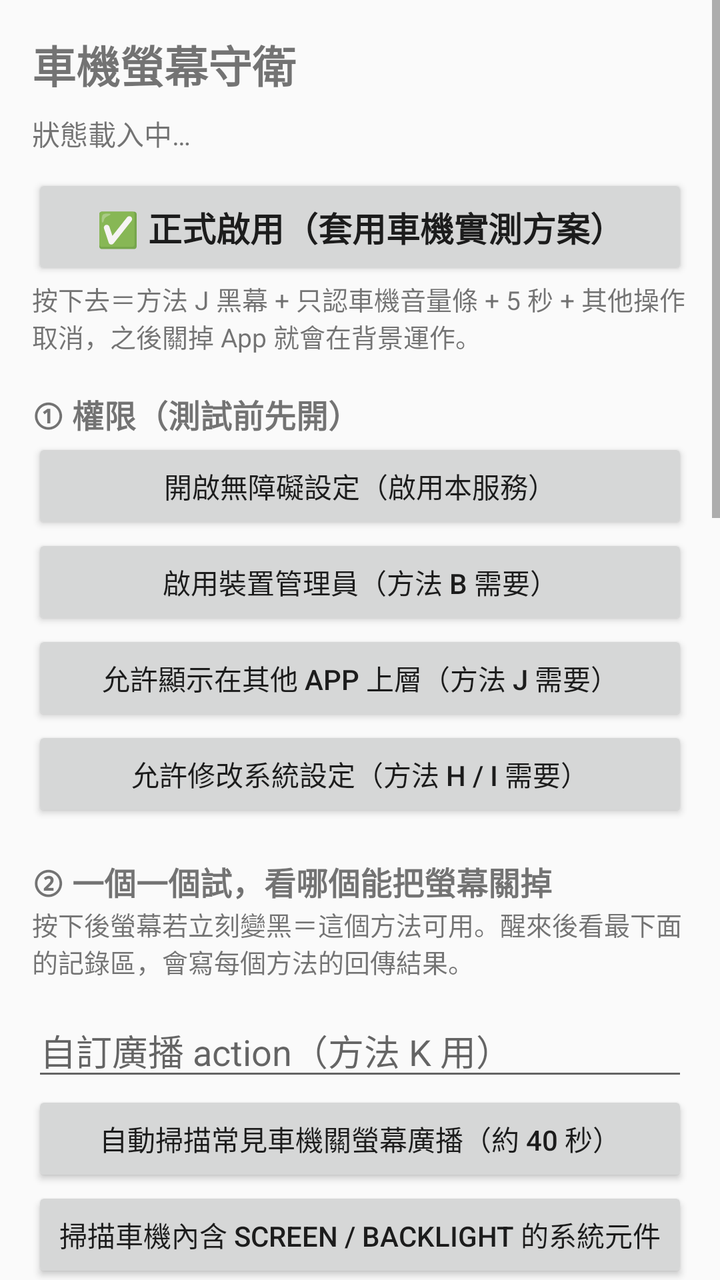
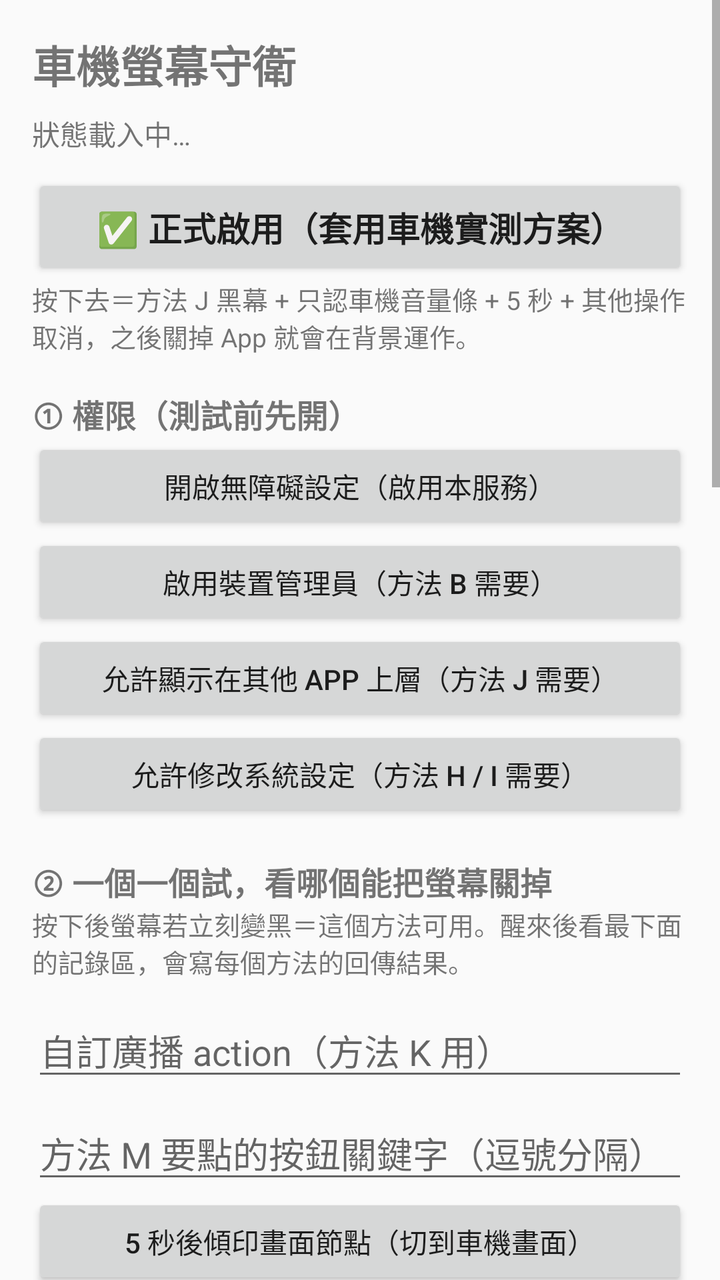

An Android layout rendered at two revisions. The XML below is the earlier revision; the diff shows what the commit changed to produce the second picture.
<!-- AndroidManifest.xml: application theme Theme.ScreenGuard -->
<!-- res/layout/activity_main.xml -->
<?xml version="1.0" encoding="utf-8"?>
<ScrollView xmlns:android="http://schemas.android.com/apk/res/android"
    android:layout_width="match_parent"
    android:layout_height="match_parent">

    <LinearLayout
        android:layout_width="match_parent"
        android:layout_height="wrap_content"
        android:orientation="vertical"
        android:padding="16dp">

        <TextView
            android:layout_width="wrap_content"
            android:layout_height="wrap_content"
            android:text="車機螢幕守衛"
            android:textSize="22sp"
            android:textStyle="bold" />

        <TextView
            android:id="@+id/statusText"
            android:layout_width="match_parent"
            android:layout_height="wrap_content"
            android:layout_marginTop="8dp"
            android:textSize="14sp"
            android:text="狀態載入中…" />

        
        <Button
            android:id="@+id/btnOfficial"
            android:layout_width="match_parent"
            android:layout_height="wrap_content"
            android:layout_marginTop="10dp"
            android:padding="14dp"
            android:text="✅ 正式啟用（套用車機實測方案）"
            android:textSize="17sp"
            android:textStyle="bold" />

        <TextView
            android:id="@+id/officialText"
            android:layout_width="match_parent"
            android:layout_height="wrap_content"
            android:textSize="13sp"
            android:text="按下去＝方法 J 黑幕 + 只認車機音量條 + 5 秒 + 其他操作取消，之後關掉 App 就會在背景運作。" />

        
        <TextView
            style="@style/SectionTitle"
            android:layout_width="match_parent"
            android:layout_height="wrap_content"
            android:text="① 權限（測試前先開）" />

        <Button
            android:id="@+id/btnAccessibility"
            android:layout_width="match_parent"
            android:layout_height="wrap_content"
            android:text="開啟無障礙設定（啟用本服務）" />

        <Button
            android:id="@+id/btnAdmin"
            android:layout_width="match_parent"
            android:layout_height="wrap_content"
            android:text="啟用裝置管理員（方法 B 需要）" />

        <Button
            android:id="@+id/btnOverlayPerm"
            android:layout_width="match_parent"
            android:layout_height="wrap_content"
            android:text="允許顯示在其他 App 上層（方法 J 需要）" />

        <Button
            android:id="@+id/btnWritePerm"
            android:layout_width="match_parent"
            android:layout_height="wrap_content"
            android:text="允許修改系統設定（方法 H / I 需要）" />

        
        <TextView
            style="@style/SectionTitle"
            android:layout_width="match_parent"
            android:layout_height="wrap_content"
            android:text="② 一個一個試，看哪個能把螢幕關掉" />

        <TextView
            android:layout_width="match_parent"
            android:layout_height="wrap_content"
            android:textSize="13sp"
            android:text="按下後螢幕若立刻變黑＝這個方法可用。醒來後看最下面的記錄區，會寫每個方法的回傳結果。" />

        <LinearLayout
            android:id="@+id/containerTests"
            android:layout_width="match_parent"
            android:layout_height="wrap_content"
            android:layout_marginTop="4dp"
            android:orientation="vertical" />

        <EditText
            android:id="@+id/editAction"
            android:layout_width="match_parent"
            android:layout_height="wrap_content"
            android:layout_marginTop="8dp"
            android:hint="自訂廣播 action（方法 K 用）"
            android:inputType="textNoSuggestions"
            android:singleLine="true" />

        <Button
            android:id="@+id/btnScan"
            android:layout_width="match_parent"
            android:layout_height="wrap_content"
            android:text="自動掃描常見車機關螢幕廣播（約 40 秒）" />

        <Button
            android:id="@+id/btnDiscover"
            android:layout_width="match_parent"
            android:layout_height="wrap_content"
            android:text="掃描車機內含 screen / backlight 的系統元件" />

        <Button
            android:id="@+id/btnRestore"
            android:layout_width="match_parent"
            android:layout_height="wrap_content"
            android:text="還原被改掉的亮度／休眠逾時" />

        
        <TextView
            style="@style/SectionTitle"
            android:layout_width="match_parent"
            android:layout_height="wrap_content"
            android:text="③ 正式行為設定" />

        <TextView
            android:layout_width="match_parent"
            android:layout_height="wrap_content"
            android:text="正式關螢幕要用哪個方法："
            android:textSize="14sp" />

        <Spinner
            android:id="@+id/spinnerMethod"
            android:layout_width="match_parent"
            android:layout_height="wrap_content" />

        <LinearLayout
            android:layout_width="match_parent"
            android:layout_height="wrap_content"
            android:layout_marginTop="8dp"
            android:gravity="center_vertical"
            android:orientation="horizontal">
            <TextView
                android:layout_width="wrap_content"
                android:layout_height="wrap_content"
                android:text="沒有操作幾秒後關螢幕："
                android:textSize="15sp" />
            <EditText
                android:id="@+id/editDelay"
                android:layout_width="70dp"
                android:layout_height="wrap_content"
                android:inputType="number"
                android:singleLine="true"
                android:text="5" />
            <Button
                android:id="@+id/btnSave"
                android:layout_width="wrap_content"
                android:layout_height="wrap_content"
                android:text="儲存" />
        </LinearLayout>

        <TextView
            android:layout_width="match_parent"
            android:layout_height="wrap_content"
            android:layout_marginTop="8dp"
            android:text="倒數中若有其他操作："
            android:textSize="15sp" />

        <RadioGroup
            android:id="@+id/rgOtherOp"
            android:layout_width="match_parent"
            android:layout_height="wrap_content"
            android:orientation="vertical">
            <RadioButton
                android:id="@+id/radioCancel"
                android:layout_width="match_parent"
                android:layout_height="wrap_content"
                android:text="取消，這次就不關螢幕" />
            <RadioButton
                android:id="@+id/radioReset"
                android:layout_width="match_parent"
                android:layout_height="wrap_content"
                android:text="重新計時，停手後再關" />
        </RadioGroup>

        <LinearLayout
            android:id="@+id/containerSwitches"
            android:layout_width="match_parent"
            android:layout_height="wrap_content"
            android:orientation="vertical" />

        <Button
            android:id="@+id/btnSimulate"
            android:layout_width="match_parent"
            android:layout_height="wrap_content"
            android:layout_marginTop="8dp"
            android:text="模擬一次：現在開始倒數，用選定方法關螢幕" />

        
        <TextView
            style="@style/SectionTitle"
            android:layout_width="match_parent"
            android:layout_height="wrap_content"
            android:text="④ 進階觸發（看完記錄再填）" />

        <TextView
            android:layout_width="match_parent"
            android:layout_height="wrap_content"
            android:textSize="13sp"
            android:text="這台車機的方向盤音量沒有走 Android 音量。打開診斷模式後按幾下方向盤音量鍵，看記錄裡有什麼東西跟著動，再把它填到下面兩格，App 就會拿它當音量訊號。" />

        <EditText
            android:id="@+id/editVolEventPkg"
            android:layout_width="match_parent"
            android:layout_height="wrap_content"
            android:hint="音量條所屬套件（實測 com.ts.MainUI）"
            android:inputType="textNoSuggestions"
            android:singleLine="true" />

        <EditText
            android:id="@+id/editVolEventCls"
            android:layout_width="match_parent"
            android:layout_height="wrap_content"
            android:hint="音量條的 class 關鍵字（實測 SeekBar）"
            android:inputType="textNoSuggestions"
            android:singleLine="true" />

        <LinearLayout
            android:layout_width="match_parent"
            android:layout_height="wrap_content"
            android:gravity="center_vertical"
            android:orientation="horizontal">
            <TextView
                android:layout_width="wrap_content"
                android:layout_height="wrap_content"
                android:text="黑幕視窗亮度(‰)："
                android:textSize="14sp" />
            <EditText
                android:id="@+id/editOverlayBrightness"
                android:layout_width="70dp"
                android:layout_height="wrap_content"
                android:inputType="number"
                android:singleLine="true" />
            <TextView
                android:layout_width="0dp"
                android:layout_weight="1"
                android:layout_height="wrap_content"
                android:textSize="12sp"
                android:text="0＝要求關背光，1000＝全亮。改完按下面儲存，再測 J。" />
        </LinearLayout>

        <EditText
            android:id="@+id/editOffEventPkg"
            android:layout_width="match_parent"
            android:layout_height="wrap_content"
            android:hint="「關閉螢幕」按鈕所屬套件（留空＝不用）"
            android:inputType="textNoSuggestions"
            android:singleLine="true" />

        <EditText
            android:id="@+id/editOffEventCls"
            android:layout_width="match_parent"
            android:layout_height="wrap_content"
            android:hint="「關閉螢幕」按鈕的 class 關鍵字"
            android:inputType="textNoSuggestions"
            android:singleLine="true" />

        <EditText
            android:id="@+id/editVolKeys"
            android:layout_width="match_parent"
            android:layout_height="wrap_content"
            android:hint="系統設定鍵含這些字就算音量（逗號分隔）"
            android:inputType="textNoSuggestions"
            android:singleLine="true" />

        <EditText
            android:id="@+id/editVolWindows"
            android:layout_width="match_parent"
            android:layout_height="wrap_content"
            android:hint="出現這些視窗/套件就算音量（逗號分隔）"
            android:inputType="textNoSuggestions"
            android:singleLine="true" />

        <LinearLayout
            android:layout_width="match_parent"
            android:layout_height="wrap_content"
            android:orientation="horizontal">
            <Button
                android:id="@+id/btnSaveAdvanced"
                android:layout_width="0dp"
                android:layout_weight="1"
                android:layout_height="wrap_content"
                android:text="儲存觸發設定" />
            <Button
                android:id="@+id/btnVolumeDump"
                android:layout_width="0dp"
                android:layout_weight="1"
                android:layout_height="wrap_content"
                android:text="印出目前音量值" />
        </LinearLayout>

        
        <TextView
            style="@style/SectionTitle"
            android:layout_width="match_parent"
            android:layout_height="wrap_content"
            android:text="⑤ 事件記錄（最新在最上面）" />

        <LinearLayout
            android:layout_width="match_parent"
            android:layout_height="wrap_content"
            android:orientation="horizontal">
            <Button
                android:id="@+id/btnRefreshLog"
                android:layout_width="0dp"
                android:layout_weight="1"
                android:layout_height="wrap_content"
                android:text="重新整理" />
            <Button
                android:id="@+id/btnCopyLog"
                android:layout_width="0dp"
                android:layout_weight="1"
                android:layout_height="wrap_content"
                android:text="複製" />
            <Button
                android:id="@+id/btnClearLog"
                android:layout_width="0dp"
                android:layout_weight="1"
                android:layout_height="wrap_content"
                android:text="清除" />
        </LinearLayout>

        <TextView
            android:id="@+id/logText"
            android:layout_width="match_parent"
            android:layout_height="wrap_content"
            android:layout_marginTop="4dp"
            android:background="#11000000"
            android:fontFamily="monospace"
            android:padding="8dp"
            android:textIsSelectable="true"
            android:textSize="12sp"
            android:text="（尚無記錄）" />

    </LinearLayout>
</ScrollView>
<!-- resources referenced by this layout -->
<resources>
  <style name="SectionTitle">
          <item name="android:layout_marginTop">18dp</item>
          <item name="android:textSize">16sp</item>
          <item name="android:textStyle">bold</item>
      </style>
  <style name="Theme.ScreenGuard" parent="@android:style/Theme.Material.Light.DarkActionBar" />
</resources>

<!-- the commit's change to res/layout/activity_main.xml (unified diff, before → after) -->
@@ -101,6 +101,21 @@
             android:hint="自訂廣播 action（方法 K 用）"
             android:inputType="textNoSuggestions"
             android:singleLine="true" />
+
+        <EditText
+            android:id="@+id/editClickKeys"
+            android:layout_width="match_parent"
+            android:layout_height="wrap_content"
+            android:layout_marginTop="8dp"
+            android:hint="方法 M 要點的按鈕關鍵字（逗號分隔）"
+            android:inputType="textNoSuggestions"
+            android:singleLine="true" />
+
+        <Button
+            android:id="@+id/btnDump"
+            android:layout_width="match_parent"
+            android:layout_height="wrap_content"
+            android:text="5 秒後傾印畫面節點（切到車機畫面）" />
 
         <Button
             android:id="@+id/btnScan"
